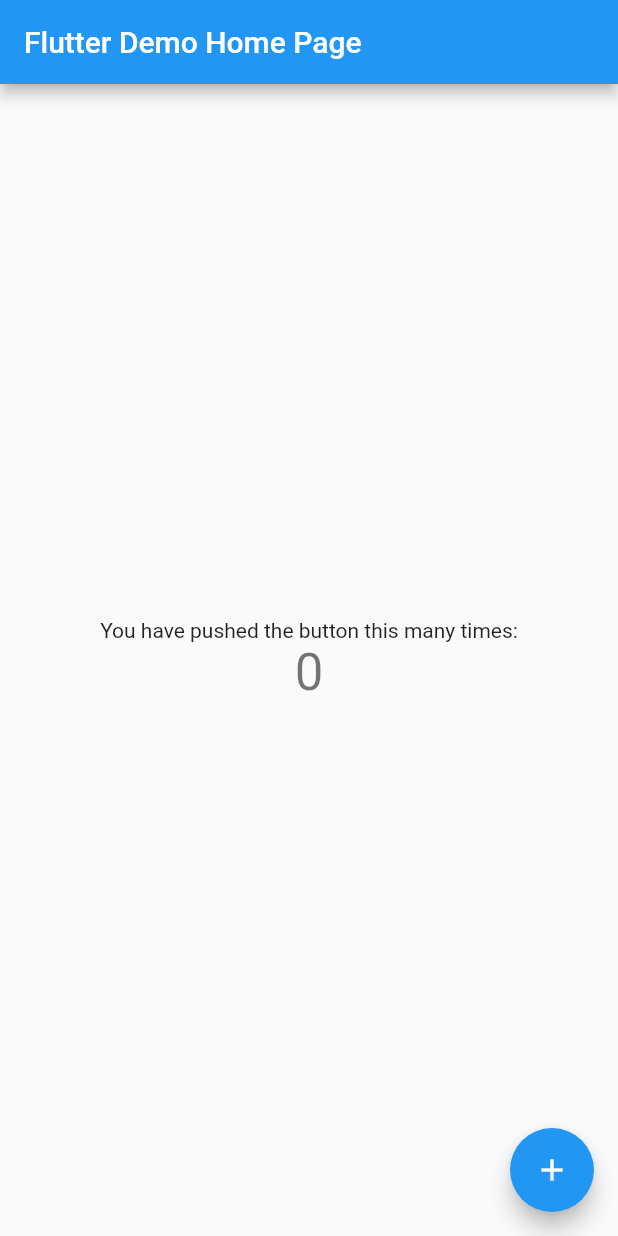
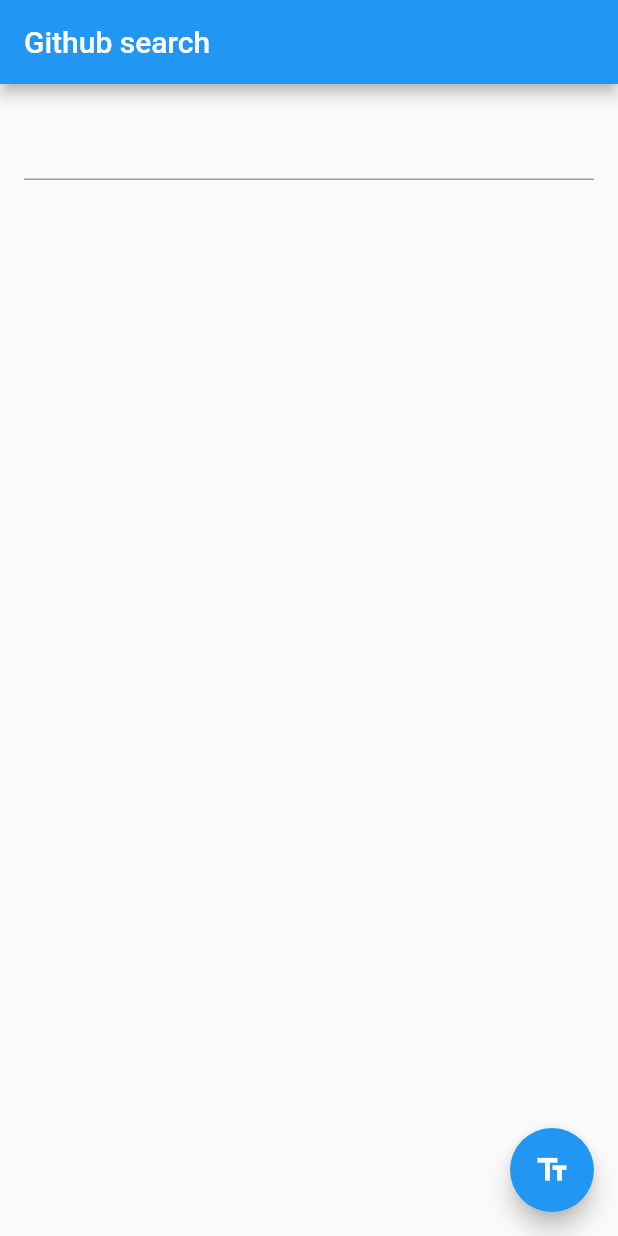
Before and after one commit to prithvibhola/helloFlutter, a Flutter app: the screen it shows after launch, on a phone screen of 412 x 824 dp. Run offline on Flutter 3.47's test engine with Material 2 defaults, Android fonts, the phone set to English and light mode, and no system bars.

Commit message:
EditText for github search

```diff
--- a/lib/main.dart
+++ b/lib/main.dart
@@ -3,109 +3,63 @@ import 'package:flutter/material.dart';
 void main() => runApp(MyApp());
 
 class MyApp extends StatelessWidget {
-  // This widget is the root of your application.
   @override
   Widget build(BuildContext context) {
     return MaterialApp(
       title: 'Flutter Demo',
       theme: ThemeData(
-        // This is the theme of your application.
-        //
-        // Try running your application with "flutter run". You'll see the
-        // application has a blue toolbar. Then, without quitting the app, try
-        // changing the primarySwatch below to Colors.green and then invoke
-        // "hot reload" (press "r" in the console where you ran "flutter run",
-        // or simply save your changes to "hot reload" in a Flutter IDE).
-        // Notice that the counter didn't reset back to zero; the application
-        // is not restarted.
         primarySwatch: Colors.blue,
       ),
-      home: MyHomePage(title: 'Flutter Demo Home Page'),
+      home: MyHomePage(),
     );
   }
 }
 
 class MyHomePage extends StatefulWidget {
-  MyHomePage({Key key, this.title}) : super(key: key);
-
-  // This widget is the home page of your application. It is stateful, meaning
-  // that it has a State object (defined below) that contains fields that affect
-  // how it looks.
-
-  // This class is the configuration for the state. It holds the values (in this
-  // case the title) provided by the parent (in this case the App widget) and
-  // used by the build method of the State. Fields in a Widget subclass are
-  // always marked "final".
-
-  final String title;
-
   @override
   _MyHomePageState createState() => _MyHomePageState();
 }
 
 class _MyHomePageState extends State<MyHomePage> {
-  int _counter = 0;
+  final myController = TextEditingController();
 
-  void _incrementCounter() {
-    setState(() {
-      // This call to setState tells the Flutter framework that something has
-      // changed in this State, which causes it to rerun the build method below
-      // so that the display can reflect the updated values. If we changed
-      // _counter without calling setState(), then the build method would not be
-      // called again, and so nothing would appear to happen.
-      _counter++;
-    });
+  @override
+  Widget build(BuildContext context) {
+    return Scaffold(
+      appBar: AppBar(
+        title: Text('Github search'),
+      ),
+      body: Padding(
+        padding: const EdgeInsets.all(16.0),
+        child: TextField(
+          controller: myController,
+        ),
+      ),
+      floatingActionButton: FloatingActionButton(
+        // When the user presses the button, show an alert dialog with the
+        // text the user has typed into our text field.
+        onPressed: () {
+          return showDialog(
+            context: context,
+            builder: (context) {
+              return AlertDialog(
+                // Retrieve the text the user has typed in using our
+                // TextEditingController
+                content: Text(myController.text),
+              );
+            },
+          );
+        },
+        tooltip: 'Show me the value!',
+        child: Icon(Icons.text_fields),
+      ),
+    );
   }
 
   @override
-  Widget build(BuildContext context) {
-    // This method is rerun every time setState is called, for instance as done
-    // by the _incrementCounter method above.
-    //
-    // The Flutter framework has been optimized to make rerunning build methods
-    // fast, so that you can just rebuild anything that needs updating rather
-    // than having to individually change instances of widgets.
-    return Scaffold(
-      appBar: AppBar(
-        // Here we take the value from the MyHomePage object that was created by
-        // the App.build method, and use it to set our appbar title.
-        title: Text(widget.title),
-      ),
-      body: Center(
-        // Center is a layout widget. It takes a single child and positions it
-        // in the middle of the parent.
-        child: Column(
-          // Column is also layout widget. It takes a list of children and
-          // arranges them vertically. By default, it sizes itself to fit its
-          // children horizontally, and tries to be as tall as its parent.
-          //
-          // Invoke "debug painting" (press "p" in the console, choose the
-          // "Toggle Debug Paint" action from the Flutter Inspector in Android
-          // Studio, or the "Toggle Debug Paint" command in Visual Studio Code)
-          // to see the wireframe for each widget.
-          //
-          // Column has various properties to control how it sizes itself and
-          // how it positions its children. Here we use mainAxisAlignment to
-          // center the children vertically; the main axis here is the vertical
-          // axis because Columns are vertical (the cross axis would be
-          // horizontal).
-          mainAxisAlignment: MainAxisAlignment.center,
-          children: <Widget>[
-            Text(
-              'You have pushed the button this many times:',
-            ),
-            Text(
-              '$_counter',
-              style: Theme.of(context).textTheme.display1,
-            ),
-          ],
-        ),
-      ),
-      floatingActionButton: FloatingActionButton(
-        onPressed: _incrementCounter,
-        tooltip: 'Increment',
-        child: Icon(Icons.add),
-      ), // This trailing comma makes auto-formatting nicer for build methods.
-    );
+  void dispose() {
+    // Clean up the controller when the Widget is disposed
+    myController.dispose();
+    super.dispose();
   }
 }
```
